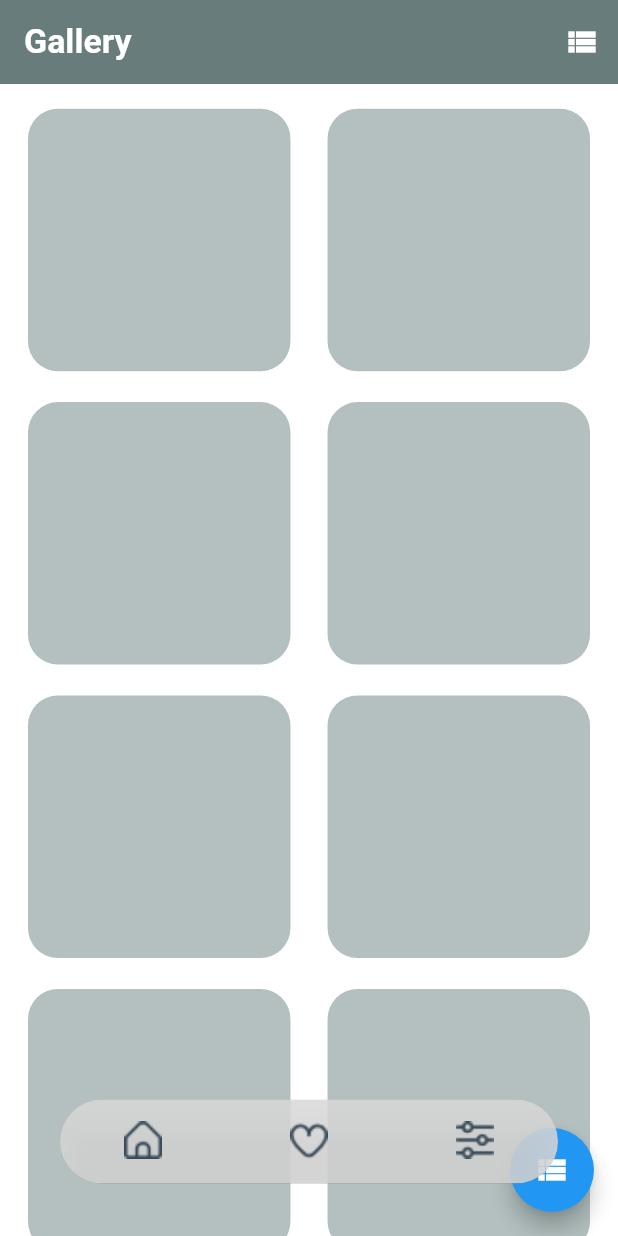
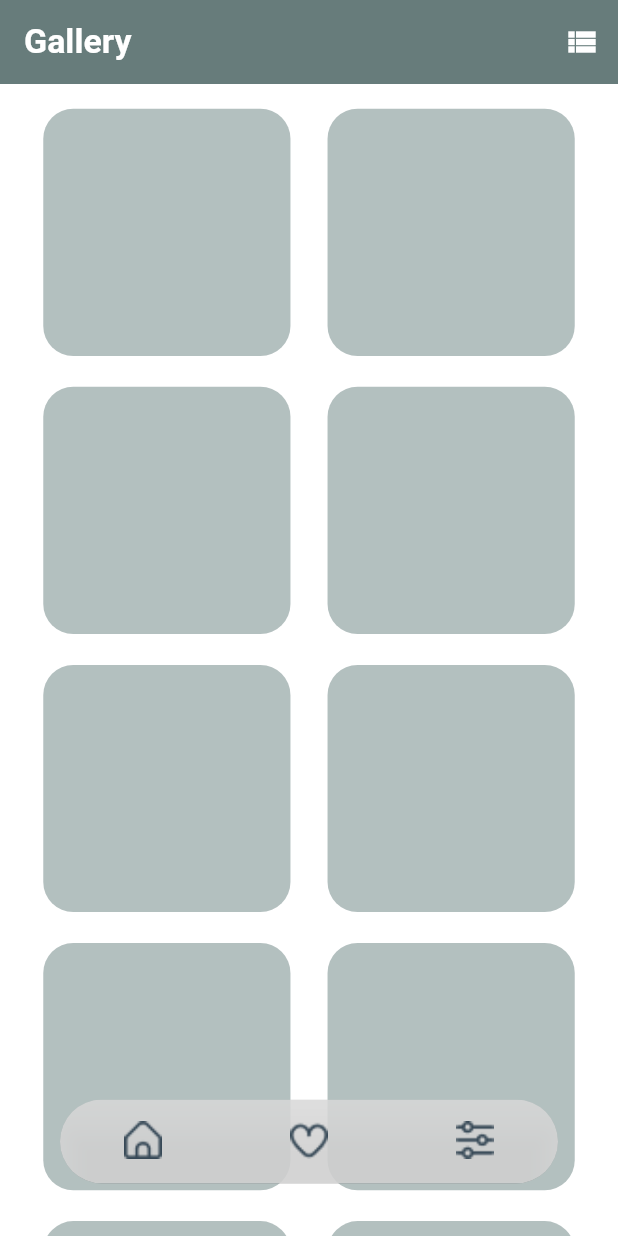
Before and after one commit to mahaamimran/projectWin, a Flutter app: the screen it shows after launch, on a phone screen of 412 x 824 dp. Run offline on Flutter 3.47's test engine with Material 2 defaults, Android fonts, the light colour scheme and no system bars.

Commit message:
gallery toggle fixed, correct dimentions

```diff
--- a/lib/home.dart
+++ b/lib/home.dart
@@ -1,6 +1,7 @@
 import 'package:flutter/material.dart';
+
 class Home extends StatefulWidget {
-  final bool isMessageSent; // Add this parameter
+  final bool isMessageSent;
 
   const Home({Key? key, required this.isMessageSent}) : super(key: key);
 
@@ -9,14 +10,20 @@ class Home extends StatefulWidget {
 }
 
 class _HomeState extends State<Home> {
-  bool isGalleryView = false; // Set initial state based on widget.isMessageSent
-  double containerWidth = 175;
-  double containerHeight = 175;
+  bool isGalleryView = false;
+
 
   @override
   void initState() {
     super.initState();
     // Set the initial state of isGalleryView based on widget.isMessageSent
+    isGalleryView = widget.isMessageSent;
+  }
+
+  @override
+  void didUpdateWidget(covariant Home oldWidget) {
+    super.didUpdateWidget(oldWidget);
+    // Update isGalleryView based on widget.isMessageSent
     isGalleryView = widget.isMessageSent;
   }
 
@@ -41,21 +48,6 @@ class _HomeState extends State<Home> {
             ),
         ],
       ),
-      floatingActionButton: FloatingActionButton(
-        onPressed: () {
-          setState(() {
-            isGalleryView = !isGalleryView;
-            if (isGalleryView) {
-              containerWidth = MediaQuery.of(context).size.width * 0.4;
-              containerHeight = MediaQuery.of(context).size.width * 0.4;
-            } else {
-              containerWidth = MediaQuery.of(context).size.width * 0.9;
-              containerHeight = MediaQuery.of(context).size.width * 0.3;
-            }
-          });
-        },
-        child: Icon(isGalleryView ? Icons.view_list : Icons.grid_view),
-      ),
     );
   }
 
@@ -69,8 +61,12 @@ class _HomeState extends State<Home> {
           print('Is Message Sent: ${widget.isMessageSent}');
         },
         child: Container(
-          width: containerWidth,
-          height: containerHeight,
+          width: isGalleryView
+              ? MediaQuery.of(context).size.width * 0.4
+              : MediaQuery.of(context).size.width * 0.9,
+          height: isGalleryView
+              ? MediaQuery.of(context).size.width * 0.4
+              : MediaQuery.of(context).size.height * 0.15,
           margin:
               EdgeInsets.only(bottom: MediaQuery.of(context).size.width * 0.04),
           decoration: BoxDecoration(
--- a/lib/main.dart
+++ b/lib/main.dart
@@ -1,7 +1,7 @@
 import 'package:flutter/material.dart';
 import 'mainPage.dart';
-import 'test.dart';
+
 
 void main() {
-  runApp(MyApp());
+  runApp(const MyApp());
 }
--- a/lib/mainPage.dart
+++ b/lib/mainPage.dart
@@ -17,11 +17,25 @@ class _MyAppState extends State<MyApp> {
   int _selectedIndex = 0;
   bool isGalleryView = true; // Whether to show the gallery view
   late bool isMessageSent = true; // testing
-  final List<Widget> _pages = [
-    Home(isMessageSent: true),
-    const Favorites(),
-    const Settings(),
-  ];
+// Replace the const keyword with final to make _pages a modifiable list
+final List<Widget> _pages = [
+  Home(isMessageSent: true),
+  Favorites(),
+  Settings(),
+];
+
+
+// Inside the toggleGalleryView function
+void toggleGalleryView() {
+  setState(() {
+    isGalleryView = !isGalleryView;
+    print('skeletonToggle');
+    isMessageSent = !isMessageSent;
+
+    // Create a new list with the updated Home widget
+    _pages[0] = Home(isMessageSent: isMessageSent);
+  });
+}
 
   final List<String> _appBarTitles = [
     "Gallery",
@@ -45,6 +59,7 @@ class _MyAppState extends State<MyApp> {
             backgroundColor: const Color(0xFF677C7B),
             elevation: 0, // Remove the app bar's shadow
             actions: [
+              if(_selectedIndex == 0)
               // Add a button to toggle the gallery view
               IconButton(
                 icon: Icon(isGalleryView ? Icons.view_list : Icons.grid_view),
@@ -53,8 +68,6 @@ class _MyAppState extends State<MyApp> {
                     isGalleryView = !isGalleryView;
                     print('skeletonToggle');
                     isMessageSent = !isMessageSent;
-
-
                     // Pass isMessageSent to Home widget
                     _pages[0] = Home(isMessageSent: isMessageSent);
                   });
```
